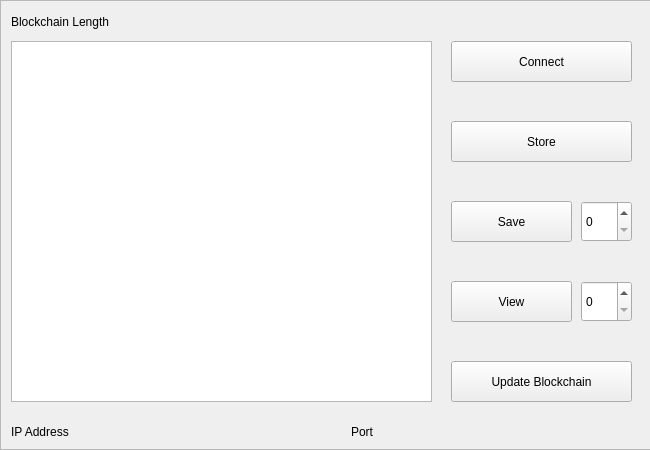
Above: mainwindow.ui from getDolla/blockchain before the change. Below: the same form after it.
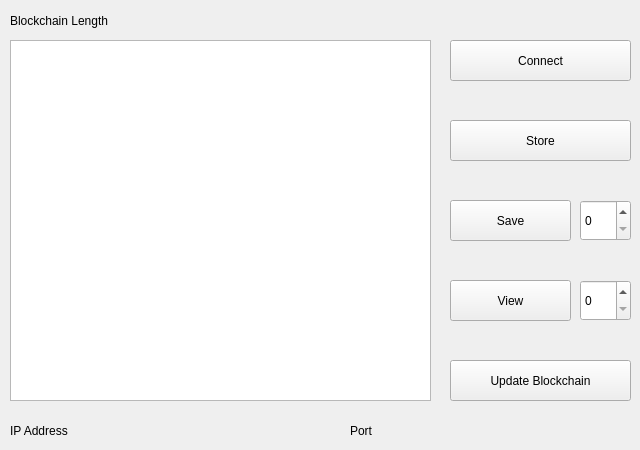
That is the form after the change.

The edit to the form file:
```diff
--- a/mainwindow.ui
+++ b/mainwindow.ui
@@ -6,40 +6,49 @@
    <rect>
     <x>0</x>
     <y>0</y>
-    <width>650</width>
+    <width>640</width>
     <height>450</height>
    </rect>
   </property>
+  <property name="sizePolicy">
+   <sizepolicy hsizetype="Fixed" vsizetype="Fixed">
+    <horstretch>0</horstretch>
+    <verstretch>0</verstretch>
+   </sizepolicy>
+  </property>
+  <property name="minimumSize">
+   <size>
+    <width>320</width>
+    <height>225</height>
+   </size>
+  </property>
+  <property name="maximumSize">
+   <size>
+    <width>640</width>
+    <height>450</height>
+   </size>
+  </property>
   <property name="windowTitle">
    <string>MainWindow</string>
   </property>
   <widget class="QWidget" name="centralWidget">
-   <widget class="QScrollArea" name="scrollArea">
-    <property name="geometry">
-     <rect>
-      <x>0</x>
-      <y>0</y>
-      <width>660</width>
-      <height>450</height>
-     </rect>
+   <property name="sizePolicy">
+    <sizepolicy hsizetype="Fixed" vsizetype="Fixed">
+     <horstretch>0</horstretch>
+     <verstretch>0</verstretch>
+    </sizepolicy>
     </property>
     <property name="minimumSize">
      <size>
-      <width>200</width>
-      <height>200</height>
-     </size>
-    </property>
-    <property name="widgetResizable">
-     <bool>true</bool>
-    </property>
-    <widget class="QWidget" name="scrollAreaWidgetContents">
-     <property name="geometry">
-      <rect>
-       <x>0</x>
-       <y>0</y>
-       <width>658</width>
-       <height>448</height>
-      </rect>
+     <width>320</width>
+     <height>225</height>
+    </size>
+   </property>
+   <property name="maximumSize">
+    <size>
+     <width>640</width>
+     <height>450</height>
+    </size>
      </property>
      <widget class="QTextBrowser" name="textBrowser">
       <property name="geometry">
@@ -50,18 +59,10 @@
         <height>361</height>
        </rect>
       </property>
-     </widget>
-     <widget class="QPushButton" name="Connect">
-      <property name="geometry">
-       <rect>
-        <x>450</x>
-        <y>40</y>
-        <width>181</width>
-        <height>41</height>
-       </rect>
-      </property>
-      <property name="text">
-       <string>Connect</string>
+    <property name="font">
+     <font>
+      <pointsize>9</pointsize>
+     </font>
       </property>
      </widget>
      <widget class="QPushButton" name="Store">
@@ -77,6 +78,40 @@
        <string>Store</string>
       </property>
      </widget>
+   <widget class="QPushButton" name="Connect">
+    <property name="geometry">
+     <rect>
+      <x>450</x>
+      <y>40</y>
+      <width>181</width>
+      <height>41</height>
+     </rect>
+    </property>
+    <property name="layoutDirection">
+     <enum>Qt::LeftToRight</enum>
+    </property>
+    <property name="text">
+     <string>Connect</string>
+    </property>
+   </widget>
+   <widget class="QLabel" name="portLabel">
+    <property name="geometry">
+     <rect>
+      <x>350</x>
+      <y>420</y>
+      <width>281</width>
+      <height>21</height>
+     </rect>
+    </property>
+    <property name="font">
+     <font>
+      <pointsize>9</pointsize>
+     </font>
+    </property>
+    <property name="text">
+     <string>Port</string>
+    </property>
+   </widget>
      <widget class="QPushButton" name="Save">
       <property name="geometry">
        <rect>
@@ -116,17 +151,22 @@
        <string>Update Blockchain</string>
       </property>
      </widget>
-     <widget class="QSpinBox" name="spinBox_1">
+   <widget class="QLabel" name="ipLabel">
       <property name="geometry">
        <rect>
-        <x>580</x>
-        <y>200</y>
-        <width>51</width>
-        <height>41</height>
-       </rect>
-      </property>
-      <property name="maximum">
-       <number>99999999</number>
+      <x>10</x>
+      <y>420</y>
+      <width>421</width>
+      <height>21</height>
+     </rect>
+    </property>
+    <property name="font">
+     <font>
+      <pointsize>9</pointsize>
+     </font>
+    </property>
+    <property name="text">
+     <string>IP Address</string>
       </property>
      </widget>
      <widget class="QSpinBox" name="spinBox_2">
@@ -142,6 +182,19 @@
        <number>99999999</number>
       </property>
      </widget>
+   <widget class="QSpinBox" name="spinBox_1">
+    <property name="geometry">
+     <rect>
+      <x>580</x>
+      <y>200</y>
+      <width>51</width>
+      <height>41</height>
+     </rect>
+    </property>
+    <property name="maximum">
+     <number>99999999</number>
+    </property>
+   </widget>
      <widget class="QLabel" name="label">
       <property name="geometry">
        <rect>
@@ -159,44 +212,6 @@
       <property name="text">
        <string>Blockchain Length</string>
       </property>
-     </widget>
-     <widget class="QLabel" name="ipLabel">
-      <property name="geometry">
-       <rect>
-        <x>10</x>
-        <y>420</y>
-        <width>421</width>
-        <height>21</height>
-       </rect>
-      </property>
-      <property name="font">
-       <font>
-        <pointsize>9</pointsize>
-       </font>
-      </property>
-      <property name="text">
-       <string>IP Address</string>
-      </property>
-     </widget>
-     <widget class="QLabel" name="portLabel">
-      <property name="geometry">
-       <rect>
-        <x>350</x>
-        <y>420</y>
-        <width>281</width>
-        <height>21</height>
-       </rect>
-      </property>
-      <property name="font">
-       <font>
-        <pointsize>9</pointsize>
-       </font>
-      </property>
-      <property name="text">
-       <string>Port</string>
-      </property>
-     </widget>
-    </widget>
    </widget>
   </widget>
  </widget>
```
Left out of the diff: 2 changed lines with no effect on the pictures. Lines whose indentation alone changed are shown as unchanged.
